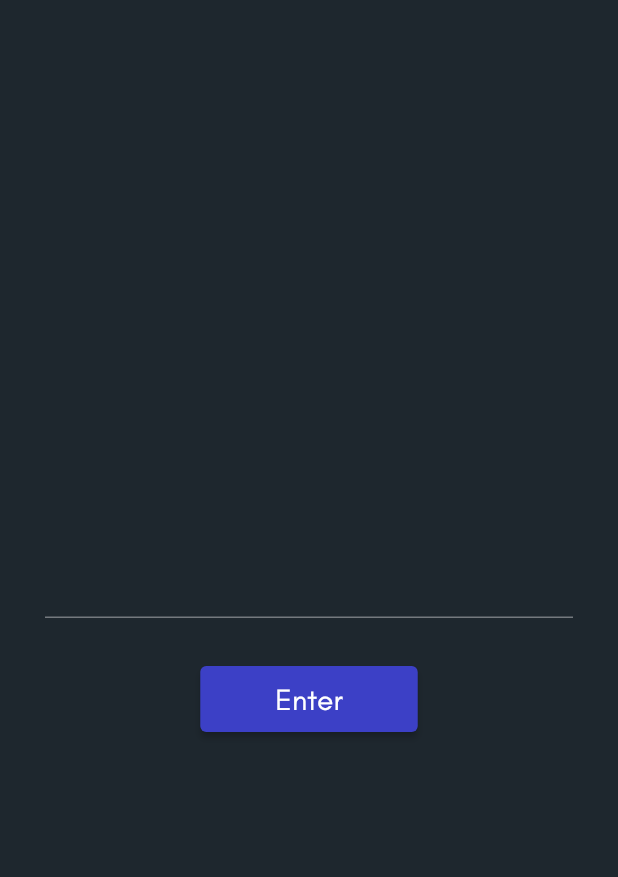
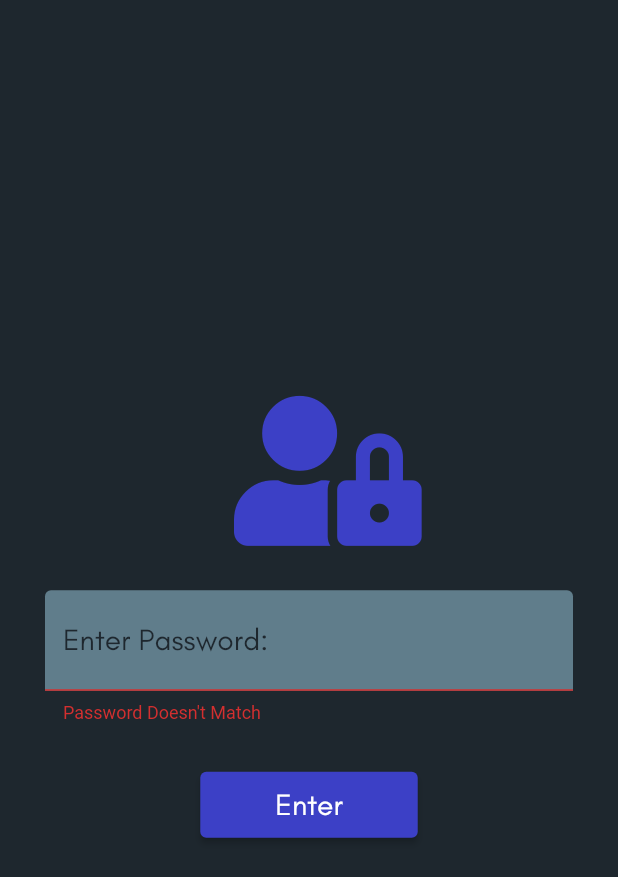
Before and after one commit to giagia2002123/flutter_password_manager, a Flutter app: the screen it shows after launch, after a tap on "Enter", on a phone screen of 412 x 824 dp. Shown: the top 877 px of the screen. Run offline on Flutter 3.47's test engine with Material 2 defaults, Android fonts, the phone set to English and light mode, and no system bars; our stand-ins replace font_awesome_flutter.

Commit message:
update code 1.1
update code 1.1

```diff
--- a/lib/main.dart
+++ b/lib/main.dart
@@ -1,5 +1,6 @@
 import 'package:flutter/material.dart';
 import 'colors.dart';
+import 'package:font_awesome_flutter/font_awesome_flutter.dart';
 
 void main() {
   runApp(MyApp());
@@ -26,15 +27,29 @@ class HomePage extends StatefulWidget {
 }
 
 class _HomePageState extends State<HomePage> {
+  GlobalKey<FormState> formkey = GlobalKey<FormState>();
+
+  void checkValidation() {
+    if (formkey.currentState.validate()) {
+      print("Validated");
+    }
+  }
+
   @override
   Widget build(BuildContext context) {
     return Scaffold(
       backgroundColor: dark,
       body: Center(
         child: Form(
+          key: formkey,
           child: Column(
             mainAxisAlignment: MainAxisAlignment.center,
             children: <Widget>[
+              Icon(
+                FontAwesomeIcons.userLock,
+                color: deeppurple,
+                size: 100.0,
+              ),
               Padding(
                 padding: EdgeInsets.all(30.0),
                 child: TextFormField(
@@ -43,10 +58,25 @@ class _HomePageState extends State<HomePage> {
                     fontSize: 20.0,
                     fontFamily: "customFont",
                   ),
+                  decoration: InputDecoration(
+                    filled: true,
+                    fillColor: Colors.blueGrey,
+                    labelText: "Enter Password:",
+                    labelStyle: TextStyle(
+                      color: dark,
+                    ),
+                  ),
+                  validator: (_var) {
+                    if (_var == "demo") {
+                      return null;
+                    } else {
+                      return "Password Doesn't Match";
+                    }
+                  },
                 ),
               ),
               ElevatedButton(
-                onPressed: () {},
+                onPressed: checkValidation,
                 child: Text("Enter"),
                 style: ElevatedButton.styleFrom(
                   primary: deeppurple,
--- a/pubspec.yaml
+++ b/pubspec.yaml
@@ -28,6 +28,7 @@ dependencies:
   # The following adds the Cupertino Icons font to your application.
   # Use with the CupertinoIcons class for iOS style icons.
   cupertino_icons: ^1.0.0
+  font_awesome_flutter: ^9.2.0
 
 dev_dependencies:
   flutter_test:
```
Also changed, not shown: pubspec.lock.
